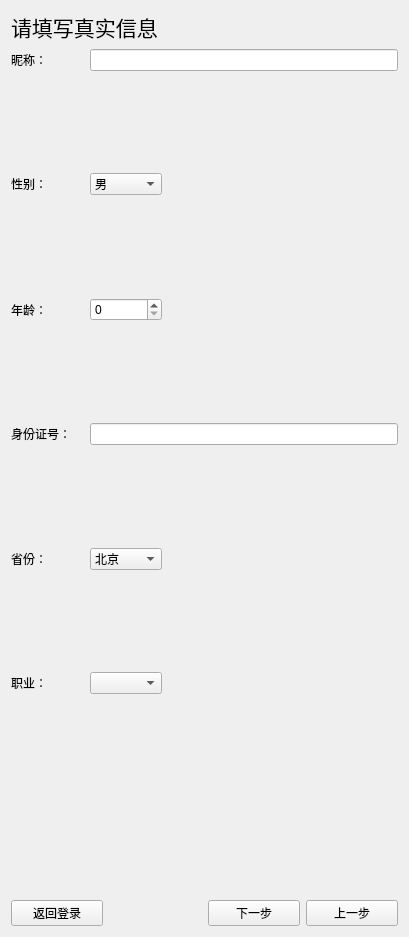
This is LoginPlugin/Register.ui in Ying-hw/QQPlugin as Qt 5 draws it before an edit. The edited form follows.
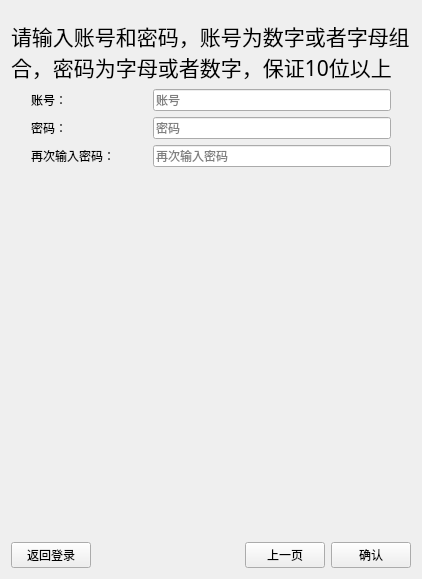
This is the edited form. The open tabs and pages were chosen to show the change.

Commit message: 完善聊天主界面机制，去父类的动画，改为由框架继承动画，对用户的登录密码进行加密，完善数据库设计，完善注册机制，完善协议，提交mysql驱动

```diff
--- a/LoginPlugin/Register.ui
+++ b/LoginPlugin/Register.ui
@@ -6,59 +6,96 @@
    <rect>
     <x>0</x>
     <y>0</y>
-    <width>409</width>
-    <height>937</height>
+    <width>386</width>
+    <height>543</height>
    </rect>
   </property>
   <property name="windowTitle">
    <string>注册用户</string>
   </property>
-  <layout class="QGridLayout" name="gridLayout_2">
+  <layout class="QGridLayout" name="gridLayout_5">
+   <property name="leftMargin">
+    <number>0</number>
+   </property>
+   <property name="topMargin">
+    <number>0</number>
+   </property>
+   <property name="rightMargin">
+    <number>0</number>
+   </property>
+   <property name="bottomMargin">
+    <number>0</number>
+   </property>
+   <property name="horizontalSpacing">
+    <number>9</number>
+   </property>
+   <item row="0" column="0">
+    <widget class="QStackedWidget" name="stackedWidget">
+     <property name="currentIndex">
+      <number>0</number>
+     </property>
+     <widget class="QWidget" name="page">
+      <layout class="QGridLayout" name="gridLayout_3">
+       <property name="topMargin">
+        <number>20</number>
+       </property>
+       <item row="2" column="2">
+        <widget class="QPushButton" name="BtnPerious">
+         <property name="text">
+          <string>上一步</string>
+         </property>
+        </widget>
+       </item>
+       <item row="1" column="3">
+        <spacer name="verticalSpacer_6">
+         <property name="orientation">
+          <enum>Qt::Vertical</enum>
+         </property>
+         <property name="sizeType">
+          <enum>QSizePolicy::Minimum</enum>
+         </property>
+         <property name="sizeHint" stdset="0">
+          <size>
+           <width>17</width>
+           <height>168</height>
+          </size>
+         </property>
+        </spacer>
+       </item>
+       <item row="2" column="3">
+        <widget class="QPushButton" name="BtnNext">
+         <property name="text">
+          <string>下一步</string>
+         </property>
+        </widget>
+       </item>
+       <item row="2" column="1">
+        <spacer name="horizontalSpacer">
+         <property name="orientation">
+          <enum>Qt::Horizontal</enum>
+         </property>
+         <property name="sizeType">
+          <enum>QSizePolicy::Expanding</enum>
+         </property>
+         <property name="sizeHint" stdset="0">
+          <size>
+           <width>50</width>
+           <height>20</height>
+          </size>
+         </property>
+        </spacer>
+       </item>
+       <item row="2" column="0">
+        <widget class="QPushButton" name="BtnReturn">
+         <property name="text">
+          <string>返回登录</string>
+         </property>
+        </widget>
+       </item>
    <item row="0" column="0" colspan="4">
     <layout class="QGridLayout" name="gridLayout">
-     <item row="3" column="1">
-      <widget class="QComboBox" name="ComGender">
-       <item>
-        <property name="text">
-         <string>男</string>
-        </property>
-       </item>
-       <item>
-        <property name="text">
-         <string>女</string>
-        </property>
-       </item>
-      </widget>
-     </item>
-     <item row="0" column="0" colspan="4">
-      <widget class="QLabel" name="label_7">
-       <property name="font">
-        <font>
-         <family>黑体</family>
-         <pointsize>16</pointsize>
-        </font>
-       </property>
-       <property name="text">
-        <string>请填写真实信息</string>
-       </property>
-      </widget>
-     </item>
-     <item row="1" column="0">
-      <widget class="QLabel" name="label">
-       <property name="text">
-        <string>昵称：</string>
-       </property>
-      </widget>
-     </item>
-     <item row="3" column="0">
-      <widget class="QLabel" name="label_5">
-       <property name="text">
-        <string>性别：</string>
-       </property>
-      </widget>
-     </item>
-     <item row="4" column="4">
-      <spacer name="verticalSpacer_2">
+         <item row="4" column="3">
+          <spacer name="verticalSpacer">
        <property name="orientation">
         <enum>Qt::Vertical</enum>
        </property>
@@ -70,31 +107,22 @@
        </property>
       </spacer>
      </item>
-     <item row="5" column="0">
+         <item row="7" column="0">
       <widget class="QLabel" name="label_3">
        <property name="text">
         <string>年龄：</string>
        </property>
       </widget>
      </item>
-     <item row="1" column="1" colspan="4">
-      <widget class="QLineEdit" name="EditName"/>
-     </item>
-     <item row="2" column="4">
-      <spacer name="verticalSpacer">
-       <property name="orientation">
-        <enum>Qt::Vertical</enum>
-       </property>
-       <property name="sizeHint" stdset="0">
-        <size>
-         <width>20</width>
-         <height>40</height>
-        </size>
-       </property>
-      </spacer>
+         <item row="3" column="1" colspan="3">
+          <widget class="QLineEdit" name="EditName">
+           <property name="placeholderText">
+            <string>请输入昵称</string>
+           </property>
+          </widget>
      </item>
      <item row="6" column="3">
-      <spacer name="verticalSpacer_3">
+          <spacer name="verticalSpacer_2">
        <property name="orientation">
         <enum>Qt::Vertical</enum>
        </property>
@@ -106,31 +134,18 @@
        </property>
       </spacer>
      </item>
-     <item row="11" column="4">
-      <spacer name="verticalSpacer_5">
-       <property name="orientation">
-        <enum>Qt::Vertical</enum>
-       </property>
-       <property name="sizeHint" stdset="0">
-        <size>
-         <width>20</width>
-         <height>40</height>
-        </size>
-       </property>
-      </spacer>
-     </item>
-     <item row="9" column="2">
-      <spacer name="verticalSpacer_4">
-       <property name="orientation">
-        <enum>Qt::Vertical</enum>
-       </property>
-       <property name="sizeHint" stdset="0">
-        <size>
-         <width>20</width>
-         <height>40</height>
-        </size>
-       </property>
-      </spacer>
+         <item row="7" column="1">
+          <widget class="QSpinBox" name="SpinAge">
+           <property name="specialValueText">
+            <string/>
+           </property>
+           <property name="suffix">
+            <string/>
+           </property>
+           <property name="prefix">
+            <string/>
+           </property>
+          </widget>
      </item>
      <item row="10" column="0">
       <widget class="QLabel" name="label_4">
@@ -139,25 +154,72 @@
        </property>
       </widget>
      </item>
-     <item row="12" column="0">
-      <widget class="QLabel" name="label_6">
+         <item row="5" column="0">
+          <widget class="QLabel" name="label_5">
        <property name="text">
-        <string>职业：</string>
+            <string>性别：</string>
        </property>
       </widget>
      </item>
      <item row="5" column="1">
-      <widget class="QSpinBox" name="SpinAge"/>
-     </item>
-     <item row="8" column="0">
-      <widget class="QLabel" name="label_2">
+          <widget class="QComboBox" name="ComGender">
+           <item>
+            <property name="text">
+             <string>男</string>
+            </property>
+           </item>
+           <item>
        <property name="text">
-        <string>身份证号：</string>
-       </property>
-      </widget>
-     </item>
-     <item row="8" column="1" colspan="4">
-      <widget class="QLineEdit" name="EditIdentify"/>
+             <string>女</string>
+            </property>
+           </item>
+          </widget>
+         </item>
+         <item row="8" column="2">
+          <spacer name="verticalSpacer_3">
+           <property name="orientation">
+            <enum>Qt::Vertical</enum>
+           </property>
+           <property name="sizeHint" stdset="0">
+            <size>
+             <width>20</width>
+             <height>40</height>
+            </size>
+           </property>
+          </spacer>
+         </item>
+         <item row="11" column="3">
+          <spacer name="verticalSpacer_5">
+           <property name="orientation">
+            <enum>Qt::Vertical</enum>
+           </property>
+           <property name="sizeHint" stdset="0">
+            <size>
+             <width>20</width>
+             <height>40</height>
+            </size>
+           </property>
+          </spacer>
+         </item>
+         <item row="3" column="0">
+          <widget class="QLabel" name="label">
+           <property name="text">
+            <string>昵称：</string>
+           </property>
+          </widget>
+         </item>
+         <item row="1" column="1">
+          <spacer name="verticalSpacer_11">
+           <property name="orientation">
+            <enum>Qt::Vertical</enum>
+           </property>
+           <property name="sizeHint" stdset="0">
+            <size>
+             <width>20</width>
+             <height>40</height>
+            </size>
+           </property>
+          </spacer>
      </item>
      <item row="10" column="1">
       <widget class="QComboBox" name="ComProvinces">
@@ -198,7 +260,7 @@
        </item>
        <item>
         <property name="text">
-         <string/>
+             <string>吉林</string>
         </property>
        </item>
        <item>
@@ -208,13 +270,61 @@
        </item>
       </widget>
      </item>
+         <item row="12" column="0">
+          <widget class="QLabel" name="label_6">
+           <property name="text">
+            <string>职业：</string>
+           </property>
+          </widget>
+         </item>
      <item row="12" column="1">
-      <widget class="QComboBox" name="ComOccupational"/>
-     </item>
-    </layout>
-   </item>
-   <item row="1" column="1">
-    <spacer name="verticalSpacer_6">
+          <widget class="QComboBox" name="ComOccupational">
+           <item>
+            <property name="text">
+             <string>计算机</string>
+            </property>
+           </item>
+           <item>
+            <property name="text">
+             <string>机械</string>
+            </property>
+           </item>
+          </widget>
+         </item>
+         <item row="0" column="0" colspan="4">
+          <widget class="QLabel" name="label_7">
+           <property name="font">
+            <font>
+             <family>黑体</family>
+             <pointsize>16</pointsize>
+            </font>
+           </property>
+           <property name="text">
+            <string>用于显示您的基本信息，请认证填写</string>
+           </property>
+           <property name="wordWrap">
+            <bool>true</bool>
+           </property>
+          </widget>
+         </item>
+        </layout>
+       </item>
+      </layout>
+     </widget>
+     <widget class="QWidget" name="page_3">
+      <layout class="QGridLayout" name="gridLayout_2">
+       <property name="topMargin">
+        <number>20</number>
+       </property>
+       <item row="2" column="3" colspan="3">
+        <widget class="QLineEdit" name="EditBirthplace">
+         <property name="placeholderText">
+          <string>请输入出生地</string>
+         </property>
+        </widget>
+       </item>
+       <item row="3" column="3" colspan="3">
+        <spacer name="verticalSpacer_13">
      <property name="orientation">
       <enum>Qt::Vertical</enum>
      </property>
@@ -223,31 +333,350 @@
      </property>
      <property name="sizeHint" stdset="0">
       <size>
-       <width>20</width>
-       <height>200</height>
+           <width>298</width>
+           <height>100</height>
       </size>
      </property>
     </spacer>
    </item>
-   <item row="2" column="0">
-    <widget class="QPushButton" name="BtnReturn">
+       <item row="4" column="3" colspan="3">
+        <widget class="QLineEdit" name="EditSchool">
+         <property name="placeholderText">
+          <string>请输入毕业院校</string>
+         </property>
+        </widget>
+       </item>
+       <item row="1" column="3" colspan="3">
+        <spacer name="verticalSpacer_15">
+         <property name="orientation">
+          <enum>Qt::Vertical</enum>
+         </property>
+         <property name="sizeType">
+          <enum>QSizePolicy::Minimum</enum>
+         </property>
+         <property name="sizeHint" stdset="0">
+          <size>
+           <width>200</width>
+           <height>100</height>
+          </size>
+         </property>
+        </spacer>
+       </item>
+       <item row="4" column="0" colspan="3">
+        <widget class="QLabel" name="label_14">
      <property name="text">
-      <string>返回登录</string>
+          <string>您的毕业院校是：</string>
      </property>
     </widget>
    </item>
-   <item row="2" column="2">
-    <widget class="QPushButton" name="BtnNext">
+       <item row="9" column="1" colspan="3">
+        <spacer name="horizontalSpacer_3">
+         <property name="orientation">
+          <enum>Qt::Horizontal</enum>
+         </property>
+         <property name="sizeHint" stdset="0">
+          <size>
+           <width>40</width>
+           <height>20</height>
+          </size>
+         </property>
+        </spacer>
+       </item>
+       <item row="9" column="5">
+        <widget class="QPushButton" name="BtnNext_2">
      <property name="text">
       <string>下一步</string>
      </property>
     </widget>
    </item>
-   <item row="2" column="3">
-    <widget class="QPushButton" name="BtnPerious">
+       <item row="9" column="4">
+        <widget class="QPushButton" name="BtnPerious_2">
      <property name="text">
       <string>上一步</string>
      </property>
+        </widget>
+       </item>
+       <item row="6" column="3" colspan="3">
+        <widget class="QLineEdit" name="EditIdentify">
+         <property name="placeholderText">
+          <string>请输入身份证号</string>
+         </property>
+        </widget>
+       </item>
+       <item row="9" column="0">
+        <widget class="QPushButton" name="BtnReturn_2">
+         <property name="text">
+          <string>返回登录</string>
+         </property>
+        </widget>
+       </item>
+       <item row="2" column="0" colspan="2">
+        <widget class="QLabel" name="label_13">
+         <property name="text">
+          <string>您的出生地是：</string>
+         </property>
+        </widget>
+       </item>
+       <item row="6" column="0">
+        <widget class="QLabel" name="label_2">
+         <property name="text">
+          <string>身份证号：</string>
+         </property>
+        </widget>
+       </item>
+       <item row="5" column="4">
+        <spacer name="verticalSpacer_12">
+         <property name="orientation">
+          <enum>Qt::Vertical</enum>
+         </property>
+         <property name="sizeType">
+          <enum>QSizePolicy::Minimum</enum>
+         </property>
+         <property name="sizeHint" stdset="0">
+          <size>
+           <width>20</width>
+           <height>100</height>
+          </size>
+         </property>
+        </spacer>
+       </item>
+       <item row="7" column="3">
+        <spacer name="verticalSpacer_14">
+         <property name="orientation">
+          <enum>Qt::Vertical</enum>
+         </property>
+         <property name="sizeType">
+          <enum>QSizePolicy::Expanding</enum>
+         </property>
+         <property name="sizeHint" stdset="0">
+          <size>
+           <width>100</width>
+           <height>202</height>
+          </size>
+         </property>
+        </spacer>
+       </item>
+       <item row="0" column="0" colspan="6">
+        <widget class="QLabel" name="label_12">
+         <property name="font">
+          <font>
+           <family>黑体</family>
+           <pointsize>16</pointsize>
+          </font>
+         </property>
+         <property name="text">
+          <string>请输入身份验证信息，以便修改信息时验证您的身份，用于身份验证，请认真填写</string>
+         </property>
+         <property name="wordWrap">
+          <bool>true</bool>
+         </property>
+        </widget>
+       </item>
+      </layout>
+     </widget>
+     <widget class="QWidget" name="page_2">
+      <layout class="QGridLayout" name="gridLayout_7">
+       <property name="topMargin">
+        <number>20</number>
+       </property>
+       <item row="0" column="0" colspan="5">
+        <widget class="QLabel" name="label_11">
+         <property name="font">
+          <font>
+           <family>黑体</family>
+           <pointsize>16</pointsize>
+          </font>
+         </property>
+         <property name="text">
+          <string>请输入账号和密码，账号为数字或者字母组合，密码为字母或者数字，保证10位以上</string>
+         </property>
+         <property name="wordWrap">
+          <bool>true</bool>
+         </property>
+        </widget>
+       </item>
+       <item row="1" column="2">
+        <spacer name="verticalSpacer_9">
+         <property name="orientation">
+          <enum>Qt::Vertical</enum>
+         </property>
+         <property name="sizeType">
+          <enum>QSizePolicy::Expanding</enum>
+         </property>
+         <property name="sizeHint" stdset="0">
+          <size>
+           <width>20</width>
+           <height>50</height>
+          </size>
+         </property>
+        </spacer>
+       </item>
+       <item row="2" column="0" colspan="5">
+        <layout class="QGridLayout" name="gridLayout_6">
+         <item row="0" column="0">
+          <spacer name="horizontalSpacer_5">
+           <property name="orientation">
+            <enum>Qt::Horizontal</enum>
+           </property>
+           <property name="sizeType">
+            <enum>QSizePolicy::Minimum</enum>
+           </property>
+           <property name="sizeHint" stdset="0">
+            <size>
+             <width>20</width>
+             <height>20</height>
+            </size>
+           </property>
+          </spacer>
+         </item>
+         <item row="0" column="1" rowspan="2">
+          <layout class="QGridLayout" name="gridLayout_4">
+           <item row="0" column="0">
+            <widget class="QLabel" name="label_8">
+             <property name="text">
+              <string>账号：</string>
+             </property>
+            </widget>
+           </item>
+           <item row="0" column="1" colspan="2">
+            <widget class="QLineEdit" name="EditUserNumber">
+             <property name="placeholderText">
+              <string>账号</string>
+             </property>
+            </widget>
+           </item>
+           <item row="1" column="1">
+            <spacer name="verticalSpacer_8">
+             <property name="orientation">
+              <enum>Qt::Vertical</enum>
+             </property>
+             <property name="sizeHint" stdset="0">
+              <size>
+               <width>20</width>
+               <height>50</height>
+              </size>
+             </property>
+            </spacer>
+           </item>
+           <item row="2" column="0">
+            <widget class="QLabel" name="label_9">
+             <property name="text">
+              <string>密码：</string>
+             </property>
+            </widget>
+           </item>
+           <item row="2" column="1" colspan="2">
+            <widget class="QLineEdit" name="EditPassword">
+             <property name="echoMode">
+              <enum>QLineEdit::Password</enum>
+             </property>
+             <property name="placeholderText">
+              <string>密码</string>
+             </property>
+            </widget>
+           </item>
+           <item row="3" column="2">
+            <spacer name="verticalSpacer_10">
+             <property name="orientation">
+              <enum>Qt::Vertical</enum>
+             </property>
+             <property name="sizeHint" stdset="0">
+              <size>
+               <width>20</width>
+               <height>50</height>
+              </size>
+             </property>
+            </spacer>
+           </item>
+           <item row="4" column="0">
+            <widget class="QLabel" name="label_10">
+             <property name="text">
+              <string>再次输入密码：</string>
+             </property>
+            </widget>
+           </item>
+           <item row="4" column="1" colspan="2">
+            <widget class="QLineEdit" name="EditAgainInput">
+             <property name="echoMode">
+              <enum>QLineEdit::Password</enum>
+             </property>
+             <property name="placeholderText">
+              <string>再次输入密码</string>
+             </property>
+            </widget>
+           </item>
+          </layout>
+         </item>
+         <item row="1" column="2">
+          <spacer name="horizontalSpacer_4">
+           <property name="orientation">
+            <enum>Qt::Horizontal</enum>
+           </property>
+           <property name="sizeType">
+            <enum>QSizePolicy::Minimum</enum>
+           </property>
+           <property name="sizeHint" stdset="0">
+            <size>
+             <width>20</width>
+             <height>20</height>
+            </size>
+           </property>
+          </spacer>
+         </item>
+        </layout>
+       </item>
+       <item row="3" column="3">
+        <spacer name="verticalSpacer_7">
+         <property name="orientation">
+          <enum>Qt::Vertical</enum>
+         </property>
+         <property name="sizeType">
+          <enum>QSizePolicy::Minimum</enum>
+         </property>
+         <property name="sizeHint" stdset="0">
+          <size>
+           <width>20</width>
+           <height>400</height>
+          </size>
+         </property>
+        </spacer>
+       </item>
+       <item row="4" column="0">
+        <widget class="QPushButton" name="BtnReturn_3">
+         <property name="text">
+          <string>返回登录</string>
+         </property>
+        </widget>
+       </item>
+       <item row="4" column="1">
+        <spacer name="horizontalSpacer_2">
+         <property name="orientation">
+          <enum>Qt::Horizontal</enum>
+         </property>
+         <property name="sizeHint" stdset="0">
+          <size>
+           <width>233</width>
+           <height>20</height>
+          </size>
+         </property>
+        </spacer>
+       </item>
+       <item row="4" column="2" colspan="2">
+        <widget class="QPushButton" name="BtnPerious_3">
+         <property name="text">
+          <string>上一页</string>
+         </property>
+        </widget>
+       </item>
+       <item row="4" column="4">
+        <widget class="QPushButton" name="BtnAffrime">
+         <property name="text">
+          <string>确认</string>
+         </property>
+        </widget>
+       </item>
+      </layout>
+     </widget>
     </widget>
    </item>
   </layout>
```
Lines whose indentation alone changed are shown as unchanged. The commit also changes 291 other files.
